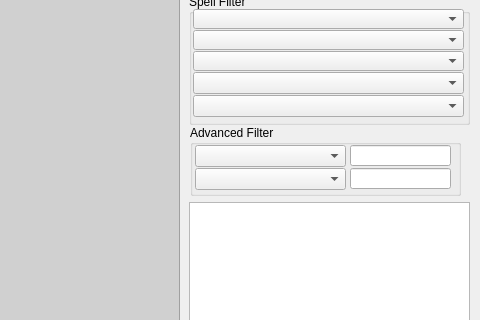
The window that QSW/SpellWorkUI.ui (sidsukana/QSpellWork) describes before a commit, drawn with Qt 5; both pictures show x 400 to 880 and y 161 to 481 of the 880 by 643 pixel window.
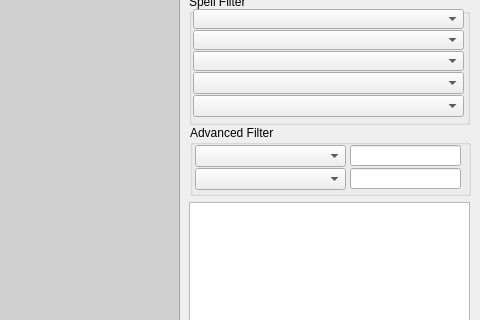
The same window after the commit. Icons and pictures are not drawn.

Diff of the .ui file:
```diff
--- a/QSW/SpellWorkUI.ui
+++ b/QSW/SpellWorkUI.ui
@@ -399,7 +399,7 @@
      <rect>
       <x>590</x>
       <y>250</y>
-      <width>271</width>
+      <width>281</width>
       <height>71</height>
      </rect>
     </property>
@@ -424,7 +424,7 @@
       <rect>
        <x>160</x>
        <y>20</y>
-       <width>101</width>
+       <width>111</width>
        <height>21</height>
       </rect>
      </property>
@@ -434,7 +434,7 @@
       <rect>
        <x>160</x>
        <y>43</y>
-       <width>101</width>
+       <width>111</width>
        <height>21</height>
       </rect>
      </property>
```
